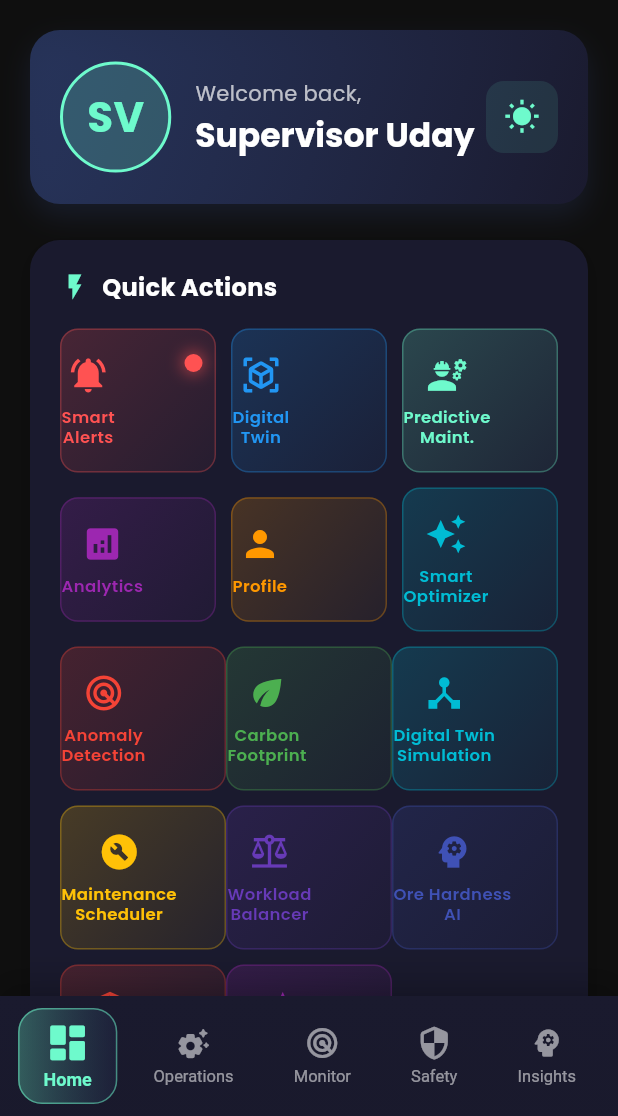
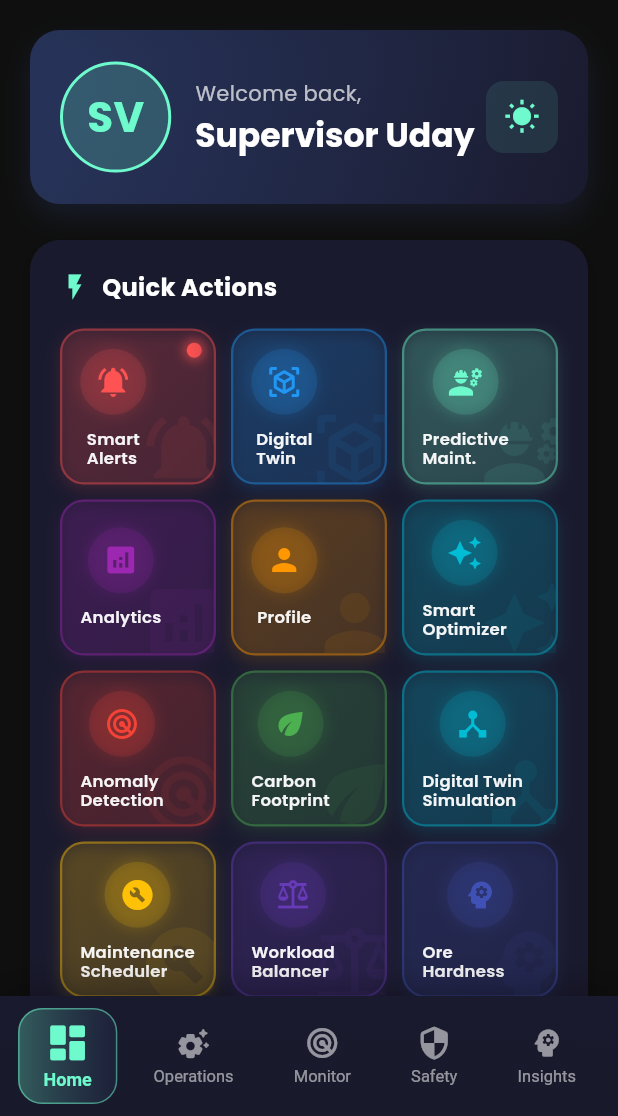
Before and after one commit to ezsarthak/Mine_Smart, a Flutter app: the screen it shows after launch, on a phone screen of 412 x 824 dp, the part 120-1236 px from its top. Run offline on Flutter 3.47's test engine with Material 3 defaults, Android fonts, the phone set to English and light mode, and no system bars; drawn by our look-alikes of flutter_animate; our stand-ins replace cloud_firestore, firebase_auth, firebase_core, firebase_messaging, fl_chart, flutter_local_notifications and 4 more; accounts and stored records are empty; generated files the repository leaves out were written again.

Commit message:
refactor(Dashboard): Redesign Quick Actions grid

```diff
--- a/lib/presentation/pages/dashboard/dashboard_page.dart
+++ b/lib/presentation/pages/dashboard/dashboard_page.dart
@@ -209,6 +209,23 @@ class DashboardPage extends StatelessWidget {
   // Update the Quick Actions section to include Analytics and Profile
 
   Widget _buildQuickActions(BuildContext context) {
+    final actions = [
+      {'label': 'Smart\nAlerts', 'icon': Icons.notifications_active, 'color': AppTheme.errorColor, 'route': AppRoutes.alerts, 'hasNotification': true},
+      {'label': 'Digital\nTwin', 'icon': Icons.view_in_ar, 'color': Colors.blue, 'route': AppRoutes.digitalTwin},
+      {'label': 'Predictive\nMaint.', 'icon': Icons.engineering, 'color': AppTheme.accentColor, 'route': AppRoutes.predictiveMaintenance},
+      {'label': 'Analytics', 'icon': Icons.analytics, 'color': Colors.purple, 'route': AppRoutes.analytics},
+      {'label': 'Profile', 'icon': Icons.person, 'color': Colors.orange, 'route': AppRoutes.profile},
+      {'label': 'Smart\nOptimizer', 'icon': Icons.auto_awesome, 'color': Colors.cyan, 'route': AppRoutes.smartOptimizer},
+      {'label': 'Anomaly\nDetection', 'icon': Icons.radar, 'color': Colors.red, 'route': AppRoutes.anomalyDetection},
+      {'label': 'Carbon\nFootprint', 'icon': Icons.eco, 'color': Colors.green, 'route': AppRoutes.sustainability},
+      {'label': 'Digital Twin\nSimulation', 'icon': Icons.device_hub, 'color': Colors.cyan, 'route': AppRoutes.digitalTwinSimulation},
+      {'label': 'Maintenance\nScheduler', 'icon': Icons.build_circle, 'color': Colors.amber, 'route': AppRoutes.maintenanceScheduler},
+      {'label': 'Workload\nBalancer', 'icon': Icons.balance, 'color': Colors.deepPurple, 'route': AppRoutes.workloadBalancer},
+      {'label': 'Ore Hardness\nAI', 'icon': Icons.psychology, 'color': Colors.indigo, 'route': AppRoutes.oreHardness},
+      {'label': 'Safety\nDashboard', 'icon': Icons.security, 'color': Colors.red, 'route': AppRoutes.safetyDashboard},
+      {'label': 'AI\nSummary', 'icon': Icons.auto_awesome, 'color': Colors.purple, 'route': AppRoutes.aiSummary},
+    ];
+
     return Container(
       padding: const EdgeInsets.all(20),
       decoration: BoxDecoration(
@@ -240,167 +257,27 @@ class DashboardPage extends StatelessWidget {
             ],
           ),
           const SizedBox(height: 16),
-          Row(
-            children: [
-              Expanded(
-                child: _buildActionButton(
+          GridView.builder(
+            shrinkWrap: true,
+            physics: const NeverScrollableScrollPhysics(),
+            gridDelegate: const SliverGridDelegateWithFixedCrossAxisCount(
+              crossAxisCount: 3,
+              crossAxisSpacing: 10,
+              mainAxisSpacing: 10,
+              childAspectRatio: 1.0,
+            ),
+            itemCount: actions.length,
+            itemBuilder: (context, index) {
+              final action = actions[index];
+              return _buildActionButton(
                 context,
-                  'Smart\nAlerts',
-                  Icons.notifications_active,
-                  AppTheme.errorColor,
-                  () => Get.toNamed(AppRoutes.alerts),
-                  hasNotification: true,
-                ),
-              ),
-              const SizedBox(width: 10),
-              Expanded(
-                child: _buildActionButton(
-                  context,
-                  'Digital\nTwin',
-                  Icons.view_in_ar,
-                  Colors.blue,
-                  () => Get.toNamed(AppRoutes.digitalTwin),
-                ),
-              ),
-              const SizedBox(width: 10),
-              Expanded(
-                child: _buildActionButton(
-                  context,
-                  'Predictive\nMaint.',
-                  Icons.engineering,
-                  AppTheme.accentColor,
-                  () => Get.toNamed(AppRoutes.predictiveMaintenance),
-                ),
-              ),
-            ],
-          ),
-          const SizedBox(height: 10),
-          Row(
-            children: [
-              Expanded(
-                child: _buildActionButton(
-                  context,
-                  'Analytics',
-                  Icons.analytics,
-                  Colors.purple,
-                  () => Get.toNamed(AppRoutes.analytics),
-                ),
-              ),
-              const SizedBox(width: 10),
-              Expanded(
-                child: _buildActionButton(
-                  context,
-                  'Profile',
-                  Icons.person,
-                  Colors.orange,
-                  () => Get.toNamed(AppRoutes.profile),
-                ),
-              ),
-              const SizedBox(width: 10),
-              Expanded(
-                child: _buildActionButton(
-                  context,
-                  'Smart\nOptimizer',
-                  Icons.auto_awesome,
-                  Colors.cyan,
-                  () => Get.toNamed(AppRoutes.smartOptimizer),
-                ),
-              ),
-            ],
-          ),
-          const SizedBox(height: 10),
-          Row(
-            children: [
-              Expanded(
-                child: _buildActionButton(
-                  context,
-                  'Anomaly\nDetection',
-                  Icons.radar,
-                  Colors.red,
-                  () => Get.toNamed(AppRoutes.anomalyDetection),
-                ),
-              ),
-              const SizedBox(height: 10),
-              Expanded(
-                child: _buildActionButton(
-                  context,
-                  'Carbon\nFootprint',
-                  Icons.eco,
-                  Colors.green,
-                  () => Get.toNamed(AppRoutes.sustainability),
-                ),
-              ),
-              const SizedBox(height: 10),
-              Expanded(
-                child: _buildActionButton(
-                  context,
-                  'Digital Twin\nSimulation',
-                  Icons.device_hub,
-                  Colors.cyan,
-                  () => Get.toNamed(AppRoutes.digitalTwinSimulation),
-                ),
-              ),
-            ],
-          ),
-          const SizedBox(height: 10),
-          Row(
-            children: [
-              Expanded(
-                child: _buildActionButton(
-                  context,
-                  'Maintenance\nScheduler',
-                  Icons.build_circle,
-                  Colors.amber,
-                  () => Get.toNamed(AppRoutes.maintenanceScheduler),
-                ),
-              ),
-              const SizedBox(height: 10),
-              Expanded(
-                child: _buildActionButton(
-                  context,
-                  'Workload\nBalancer',
-                  Icons.balance,
-                  Colors.deepPurple,
-                  () => Get.toNamed(AppRoutes.workloadBalancer),
-                ),
-              ),
-              const SizedBox(height: 10),
-              Expanded(
-                child: _buildActionButton(
-                  context,
-                  'Ore Hardness\nAI',
-                  Icons.psychology,
-                  Colors.indigo,
-                  () => Get.toNamed(AppRoutes.oreHardness),
-                ),
-              ),
-            ],
-          ),
-          const SizedBox(height: 10),
-          Row(
-            children: [
-              Expanded(
-                child: _buildActionButton(
-                  context,
-                  'Safety\nDashboard',
-                  Icons.security,
-                  Colors.red,
-                  () => Get.toNamed(AppRoutes.safetyDashboard),
-                ),
-              ),
-              const SizedBox(height: 10),
-
-              Expanded(
-                child: _buildActionButton(
-                  context,
-                  'AI\nSummary',
-                  Icons.auto_awesome,
-                  Colors.purple,
-                  () => Get.toNamed(AppRoutes.aiSummary),
-                ),
-              ),
-              const Expanded(child: SizedBox()), // Spacer
-            ],
+                action['label'] as String,
+                action['icon'] as IconData,
+                action['color'] as Color,
+                () => Get.toNamed(action['route'] as String),
+                hasNotification: action['hasNotification'] as bool? ?? false,
+              );
+            },
           ),
         ],
       ),
@@ -418,58 +295,118 @@ class DashboardPage extends StatelessWidget {
     return GestureDetector(
       onTap: onTap,
       child: Container(
-        padding: const EdgeInsets.symmetric(vertical: 16),
         decoration: BoxDecoration(
           gradient: LinearGradient(
-            colors: [color.withOpacity(0.2), color.withOpacity(0.05)],
+            colors: [
+              color.withOpacity(0.15),
+              color.withOpacity(0.05),
+            ],
             begin: Alignment.topLeft,
             end: Alignment.bottomRight,
           ),
-          borderRadius: BorderRadius.circular(12),
-          border: Border.all(color: color.withOpacity(0.3)),
+          borderRadius: BorderRadius.circular(16),
+          border: Border.all(
+            color: color.withOpacity(0.4),
+            width: 1.5,
+          ),
+          boxShadow: [
+            BoxShadow(
+              color: color.withOpacity(0.15),
+              blurRadius: 8,
+              offset: const Offset(0, 4),
+            ),
+          ],
         ),
         child: Stack(
           children: [
-            Column(
+            // Background icon pattern
+            Positioned(
+              right: -10,
+              bottom: -10,
+              child: Icon(
+                icon,
+                size: 60,
+                color: color.withOpacity(0.08),
+              ),
+            ),
+            // Main content
+            Padding(
+              padding: const EdgeInsets.all(12),
+              child: Column(
+                mainAxisAlignment: MainAxisAlignment.center,
                 children: [
-                Icon(icon, color: color, size: 28),
-                const SizedBox(height: 8),
+                  // Icon container
+                  Container(
+                    padding: const EdgeInsets.all(10),
+                    decoration: BoxDecoration(
+                      color: color.withOpacity(0.15),
+                      shape: BoxShape.circle,
+                      boxShadow: [
+                        BoxShadow(
+                          color: color.withOpacity(0.18),
+                          blurRadius: 8,
+                          spreadRadius: 1,
+                        ),
+                      ],
+                    ),
+                    child: Icon(
+                      icon,
+                      color: color,
+                      size: 24,
+                    ),
+                  )
+                  .animate(onPlay: (controller) => controller.repeat(reverse: true))
+                  .shimmer(
+                    duration: 2000.ms,
+                    color: color.withOpacity(0.4),
+                  ),
+                  const SizedBox(height: 10),
+                  // Label
                   Text(
                     label,
-                  textAlign: TextAlign.center,
+                    textAlign: TextAlign.left,
+                    maxLines: 2,
+                    overflow: TextOverflow.ellipsis,
                     style: TextStyle(
-                    color: color,
+                      color: Colors.white.withOpacity(0.95),
                       fontSize: 11,
                       fontWeight: FontWeight.w600,
                       height: 1.2,
+                      letterSpacing: 0.2,
                     ),
                   ),
                 ],
               ),
+            ),
+            // Notification badge
             if (hasNotification)
               Positioned(
-                top: 0,
+                top: 8,
                 right: 8,
-                child:
-                    Container(
-                          width: 12,
-                          height: 12,
+                child: Container(
+                  width: 10,
+                  height: 10,
                   decoration: BoxDecoration(
-                            color: AppTheme.errorColor,
+                    gradient: LinearGradient(
+                      colors: [
+                        AppTheme.errorColor,
+                        AppTheme.errorColor.withOpacity(0.8),
+                      ],
+                    ),
                     shape: BoxShape.circle,
                     boxShadow: [
                       BoxShadow(
-                                color: AppTheme.errorColor.withOpacity(0.5),
-                                blurRadius: 8,
+                        color: AppTheme.errorColor.withOpacity(0.6),
+                        blurRadius: 6,
                         spreadRadius: 2,
                       ),
                     ],
                   ),
                 )
                 .animate(onPlay: (controller) => controller.repeat())
-                        .fadeIn(duration: 1000.ms)
+                .fadeIn(duration: 800.ms)
                 .then()
-                        .fadeOut(duration: 1000.ms),
+                .fadeOut(duration: 800.ms),
               ),
           ],
         ),
@@ -672,18 +609,18 @@ class DashboardPage extends StatelessWidget {
                       child: Column(
                         crossAxisAlignment: CrossAxisAlignment.start,
                         children: [
-                          Row(
+                          Wrap(
+                            spacing: 6,
+                            runSpacing: 6,
                             children: [
                               _buildReadingChip(
                                 '${reading.energy.toStringAsFixed(1)} kW',
                                 AppTheme.accentColor,
                               ),
-                              const SizedBox(width: 8),
                               _buildReadingChip(
                                 '${reading.temperature.toStringAsFixed(1)}°C',
                                 Colors.orange,
                               ),
-                              const SizedBox(width: 8),
                               _buildReadingChip(
                                 '${reading.vibration.toStringAsFixed(1)} mm/s',
                                 Colors.purple,
```
Lines whose indentation alone changed are shown as unchanged.
